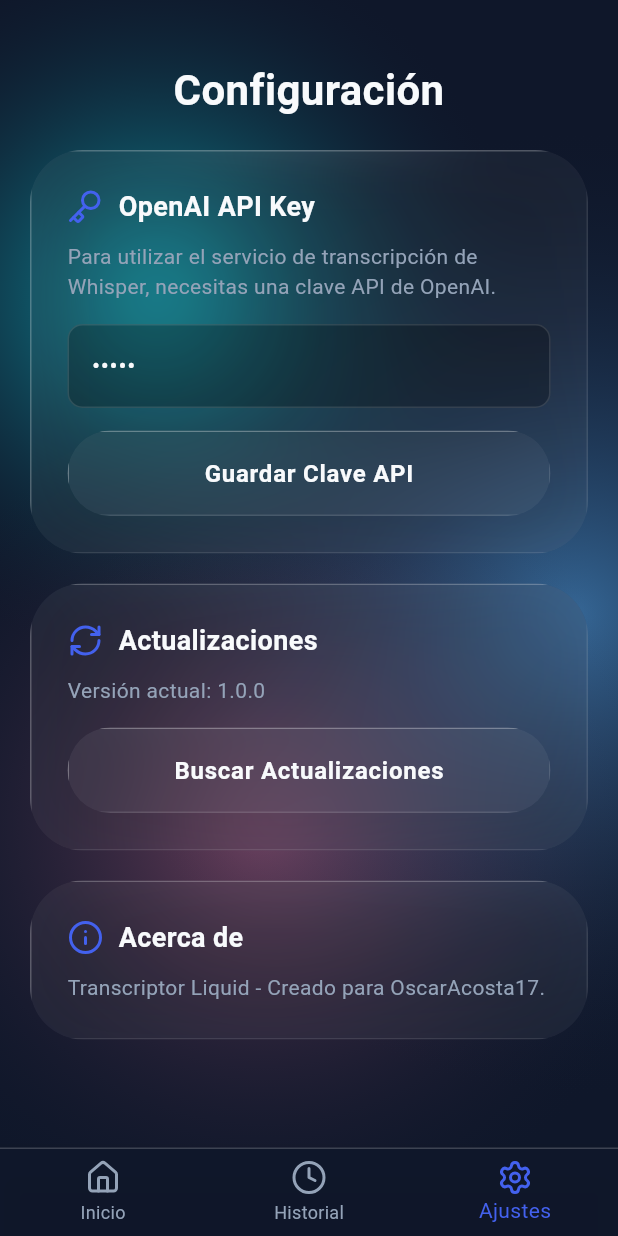
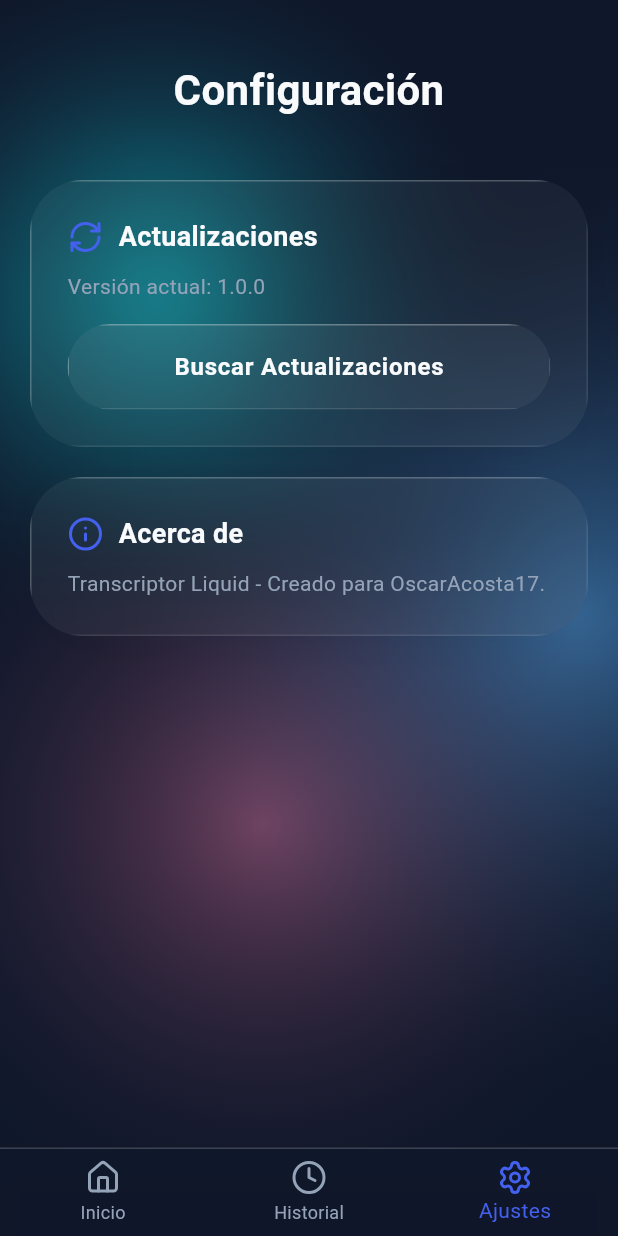
Before and after one commit to OscarAcosta17/transcripciones, a Flutter app: the screen it shows after launch, item 3 of the bottom bar chosen, on a phone screen of 412 x 824 dp. Run offline on Flutter 3.47's test engine with Material 3 defaults, Android fonts, the phone set to English and light mode, and no system bars; our stand-ins replace file_picker, flutter_dotenv, google_generative_ai, lucide_icons, share_plus, shared_preferences.

Commit message:
chore: release v1.0.1 - fix gemini model, ui bugs, and app icon

```diff
--- a/lib/screens/settings_screen.dart
+++ b/lib/screens/settings_screen.dart
@@ -16,29 +16,12 @@
 }
 
 class _SettingsScreenState extends State<SettingsScreen> {
-  final TextEditingController _apiKeyController = TextEditingController();
+  String version = '1.0.1';
   bool isChecking = false;
 
   @override
   void initState() {
     super.initState();
-    _loadApiKey();
-  }
-
-  Future<void> _loadApiKey() async {
-    final key = await StorageService.getApiKey();
-    if (key != null) {
-      _apiKeyController.text = key;
-    }
-  }
-
-  Future<void> _saveApiKey() async {
-    await StorageService.saveApiKey(_apiKeyController.text);
-    if (mounted) {
-      ScaffoldMessenger.of(context).showSnackBar(
-        const SnackBar(content: Text('API Key guardada exitosamente')),
-      );
-    }
   }
 
   Future<void> _checkUpdates() async {
@@ -72,53 +55,6 @@
                     fontWeight: FontWeight.bold,
                     color: AppColors.text,
                   ),
-                ),
-              ),
-              GlassCard(
-                child: Column(
-                  crossAxisAlignment: CrossAxisAlignment.stretch,
-                  children: [
-                    const Row(
-                      children: [
-                        Icon(LucideIcons.key, color: AppColors.primary),
-                        SizedBox(width: 10),
-                        Text(
-                          'OpenAI API Key',
-                          style: TextStyle(fontSize: 18, fontWeight: FontWeight.bold, color: AppColors.text),
-                        ),
-                      ],
-                    ),
-                    const SizedBox(height: 10),
-                    const Text(
-                      'Para utilizar el servicio de transcripción de Whisper, necesitas una clave API de OpenAI.',
-                      style: TextStyle(color: AppColors.textMuted),
-                    ),
-                    const SizedBox(height: 15),
-                    TextField(
-                      controller: _apiKeyController,
-                      obscureText: true,
-                      style: const TextStyle(color: AppColors.text),
-                      decoration: InputDecoration(
-                        hintText: 'sk-...',
-                        hintStyle: const TextStyle(color: AppColors.textMuted),
-                        filled: true,
-                        fillColor: Colors.black26,
-                        border: OutlineInputBorder(
-                          borderRadius: BorderRadius.circular(10),
-                          borderSide: const BorderSide(color: Colors.white24),
-                        ),
-                        enabledBorder: OutlineInputBorder(
-                          borderRadius: BorderRadius.circular(10),
-                          borderSide: const BorderSide(color: Colors.white12),
-                        ),
-                      ),
-                    ),
-                    const SizedBox(height: 15),
-                    GlassButton(
-                      title: 'Guardar Clave API',
-                      onPressed: _saveApiKey,
-                    ),
-                  ],
                 ),
               ),
               const SizedBox(height: 20),
--- a/lib/services/transcription_service.dart
+++ b/lib/services/transcription_service.dart
@@ -11,7 +11,7 @@
     }
 
     final model = GenerativeModel(
-      model: 'gemini-1.5-flash',
+      model: 'gemini-2.5-flash',
       apiKey: apiKey,
     );
 
--- a/lib/widgets/glass_card.dart
+++ b/lib/widgets/glass_card.dart
@@ -14,7 +14,18 @@
 
   @override
   Widget build(BuildContext context) {
-    return ClipRRect(
+    return Container(
+      decoration: BoxDecoration(
+        borderRadius: BorderRadius.circular(35),
+        boxShadow: [
+          BoxShadow(
+            color: Colors.black.withOpacity(0.1),
+            blurRadius: 30,
+            spreadRadius: -5,
+          ),
+        ],
+      ),
+      child: ClipRRect(
         borderRadius: BorderRadius.circular(35),
         child: BackdropFilter(
           filter: ImageFilter.blur(sigmaX: 25, sigmaY: 25),
@@ -28,18 +39,12 @@
                 right: BorderSide(color: Colors.white10, width: 1.0),
                 bottom: BorderSide(color: Colors.white10, width: 1.0),
               ),
-            boxShadow: [
-              BoxShadow(
-                color: Colors.black.withOpacity(0.1),
-                blurRadius: 30,
-                spreadRadius: -5,
-              ),
-            ],
             ),
             padding: EdgeInsets.all(padding),
             child: child,
           ),
         ),
+      ),
     );
   }
 }
--- a/pubspec.yaml
+++ b/pubspec.yaml
@@ -55,6 +55,7 @@
   # package. See that file for information about deactivating specific lint
   # rules and activating additional ones.
   flutter_lints: ^6.0.0
+  flutter_launcher_icons: ^0.14.4
 
 # For information on the generic Dart part of this file, see the
 # following page: https://dart.dev/tools/pub/pubspec
@@ -96,3 +97,8 @@
   #
   # For details regarding fonts from package dependencies,
   # see https://flutter.dev/to/font-from-package
+flutter_launcher_icons:
+  android: "ic_launcher"
+  ios: true
+  image_path: "assets/icon.jpg"
+  min_sdk_android: 21
```
Also changed, not shown: assets/icon.jpg (added), pubspec.lock, 29 other files. Lines whose indentation alone changed are shown as unchanged.
